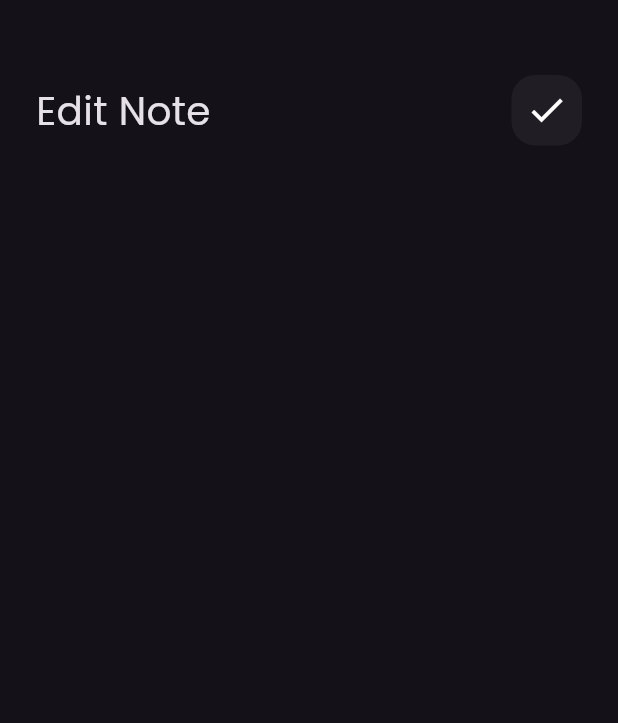
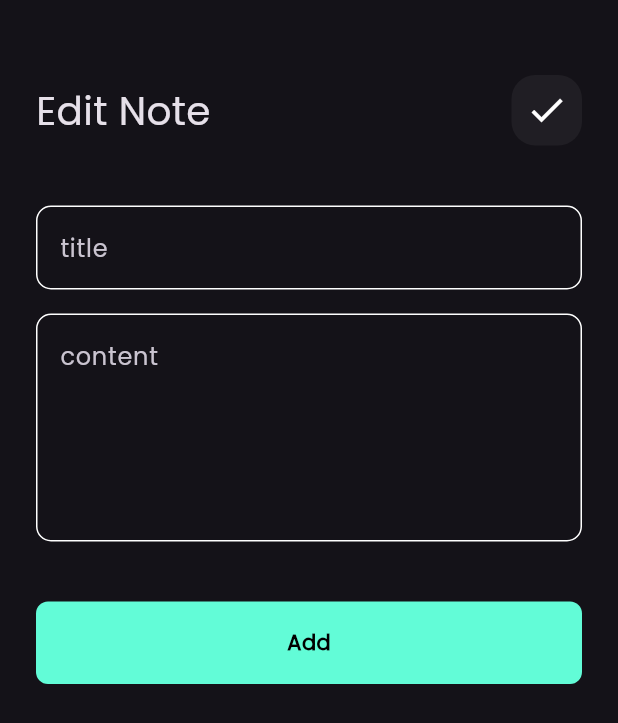
Before and after one commit to mora11111/notes_app, a Flutter app: the EditNoteView screen opened directly, on a phone screen of 412 x 824 dp. Shown: the top 723 px of the screen. Run offline on Flutter 3.47's test engine with Material 3 defaults, Android fonts, the phone set to English and light mode, and no system bars; our stand-ins replace font_awesome_flutter.

Commit message:
edit note view UI done

```diff
--- a/lib/views/widgets/edit_view_body.dart
+++ b/lib/views/widgets/edit_view_body.dart
@@ -1,5 +1,7 @@
 import 'package:flutter/material.dart';
 import 'package:notes_app/views/widgets/custom_app_bar.dart';
+import 'package:notes_app/views/widgets/custom_button.dart';
+import 'package:notes_app/views/widgets/custom_text_field.dart';
 
 class EditNoteViewBody extends StatelessWidget {
   const EditNoteViewBody({super.key});
@@ -9,11 +11,34 @@ class EditNoteViewBody extends StatelessWidget {
     return const Padding(
       padding: EdgeInsets.symmetric(horizontal: 24),
       child: Column(
-        children:[
+        children: [
           SizedBox(
             height: 50,
           ),
-          CustomAppBar(title: 'Edit Note', icon: Icons.check,),
+          CustomAppBar(
+            title: 'Edit Note',
+            icon: Icons.check,
+          ),
+          SizedBox(
+            height: 40,
+          ),
+          CustomTextField(
+            hint: 'title',
+          ),
+          SizedBox(
+            height: 16,
+          ),
+          CustomTextField(
+            hint: 'content',
+            maxLines: 5,
+          ),
+          SizedBox(
+            height: 40,
+          ),
+          CustomButton(),
+          SizedBox(
+            height: 40,
+          ),
         ],
       ),
     );
```
